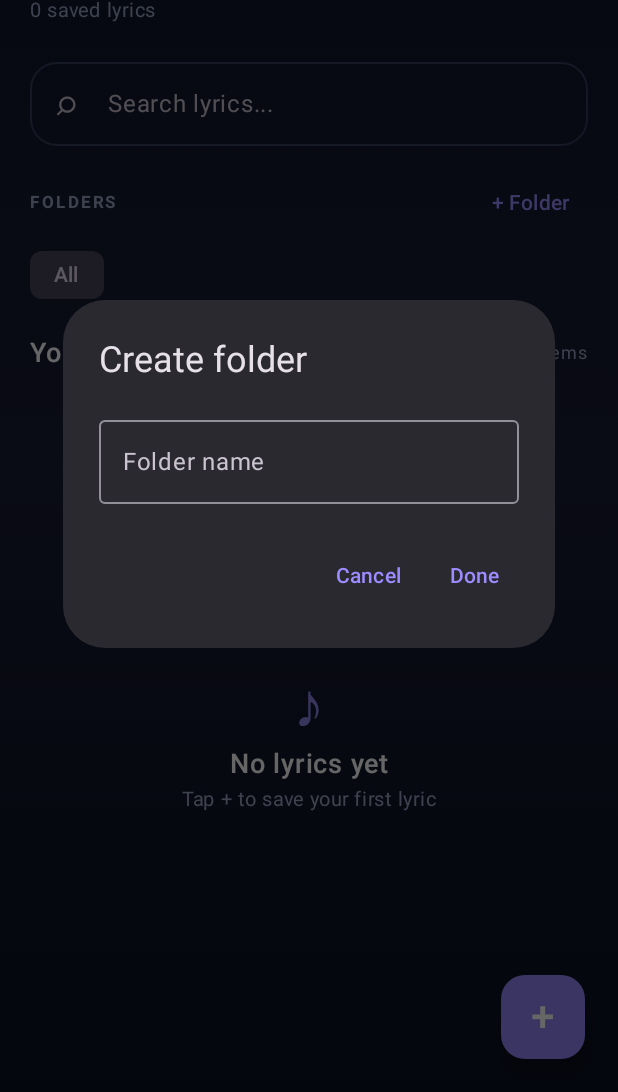
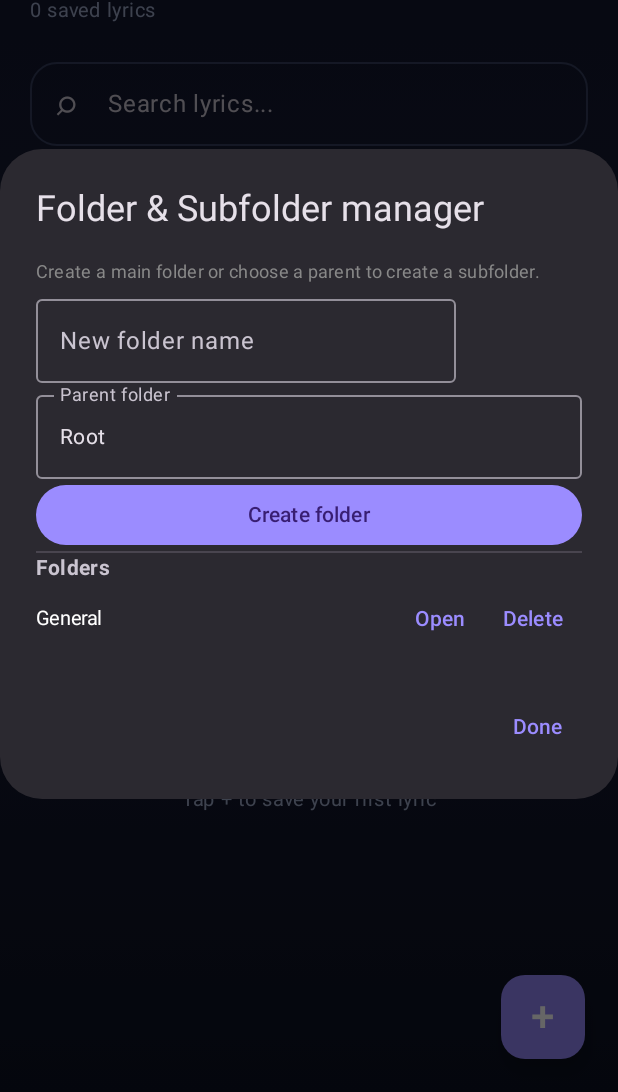
Before and after one commit to AlaminSpesBD/LyricsKeep-Android, an Android app built with Jetpack Compose: the screen it shows after launch (MainActivity), after a tap on "+ Folder", on a phone screen of 412 x 824 dp, the part 144-1236 px from its top. Run offline under Robolectric (Android 15) with nearby library versions, the phone set to English and light mode, and no system bars.

Commit message:
Fix nested folders and full lyric preview

```diff
--- a/app/src/main/java/com/alamin/lyricskeep/MainActivity.kt
+++ b/app/src/main/java/com/alamin/lyricskeep/MainActivity.kt
@@ -9,6 +9,8 @@ import androidx.compose.foundation.layout.*
 import androidx.compose.foundation.lazy.LazyColumn
 import androidx.compose.foundation.lazy.items
 import androidx.compose.foundation.shape.RoundedCornerShape
+import androidx.compose.foundation.rememberScrollState
+import androidx.compose.foundation.verticalScroll
 import androidx.compose.material3.*
 import androidx.compose.runtime.*
 import androidx.compose.ui.Alignment
@@ -48,11 +50,20 @@ private fun LyricsKeepApp() {
     var query by remember { mutableStateOf("") }
     var selectedFolder by remember { mutableStateOf("All") }
     var showEditor by remember { mutableStateOf(false) }
+    var preview by remember { mutableStateOf<Lyric?>(null) }
+    var newFolder by remember { mutableStateOf("") }
+    var parentFolder by remember { mutableStateOf("Root") }
+    var folders by remember { mutableStateOf((runCatching { val a = JSONArray(prefs.getString("folders", "[]")); (0 until a.length()).map { a.getString(it) } }.getOrDefault(emptyList()) + lyrics.map { it.folder } + "General").distinct().sorted()) }
     var editing by remember { mutableStateOf<Lyric?>(null) }
     var title by remember { mutableStateOf("") }
     var body by remember { mutableStateOf("") }
     var folder by remember { mutableStateOf("General") }
     var showFolders by remember { mutableStateOf(false) }
+
+    fun persistFolders(items: List<String>) {
+        val a = JSONArray(); items.distinct().sorted().forEach { a.put(it) }
+        prefs.edit().putString("folders", a.toString()).apply(); folders = items.distinct().sorted()
+    }
 
     fun save(items: List<Lyric>) {
         val array = JSONArray()
@@ -62,9 +73,11 @@ private fun LyricsKeepApp() {
         }
         prefs.edit().putString("lyrics", array.toString()).apply()
         lyrics = items
+        val paths = items.flatMap { l -> l.folder.split("/").filter { it.isNotBlank() }.indices.map { i -> l.folder.split("/").take(i + 1).joinToString("/") } }
+        persistFolders(folders + paths)
     }
 
-    val folders = listOf("All") + lyrics.map { it.folder }.filter { it.isNotBlank() }.distinct().sorted()
+    val folderChoices = listOf("All") + folders
     val visible = lyrics.filter {
         (selectedFolder == "All" || it.folder == selectedFolder) &&
             (it.title.contains(query, true) || it.body.contains(query, true))
@@ -106,7 +119,7 @@ private fun LyricsKeepApp() {
                     TextButton(onClick = { showFolders = true }) { Text("+ Folder") }
                 }
                 Row(horizontalArrangement = Arrangement.spacedBy(8.dp)) {
-                    folders.take(4).forEach { name ->
+                    folderChoices.take(5).forEach { name ->
                         FilterChip(selected = selectedFolder == name, onClick = { selectedFolder = name },
                             label = { Text(name) })
                     }
@@ -129,9 +142,7 @@ private fun LyricsKeepApp() {
                     LazyColumn(contentPadding = PaddingValues(bottom = 100.dp), verticalArrangement = Arrangement.spacedBy(12.dp)) {
                         items(visible, key = { it.id }) { item ->
                             Surface(
-                                modifier = Modifier.fillMaxWidth().clickable {
-                                    editing = item; title = item.title; body = item.body; folder = item.folder; showEditor = true
-                                },
+                                modifier = Modifier.fillMaxWidth().clickable { preview = item },
                                 shape = RoundedCornerShape(20.dp), color = Color(0xCC252D4A),
                                 border = androidx.compose.foundation.BorderStroke(1.dp, Color(0x334F5C88))
                             ) {
@@ -155,6 +166,20 @@ private fun LyricsKeepApp() {
             ) { Text("+", fontSize = 28.sp) }
         }
 
+        if (preview != null) {
+            val item = preview!!
+            AlertDialog(onDismissRequest = { preview = null }, title = { Text(item.title) },
+                text = { Column(Modifier.fillMaxWidth().heightIn(max = 480.dp).verticalScroll(rememberScrollState())) {
+                    Text(item.folder, color = Color(0xFF9B8CFF), fontSize = 12.sp)
+                    Spacer(Modifier.height(10.dp))
+                    Text(item.body, color = Color.White, fontSize = 15.sp, lineHeight = 25.sp)
+                } },
+                confirmButton = { TextButton(onClick = {
+                    editing = item; title = item.title; body = item.body; folder = item.folder
+                    preview = null; showEditor = true
+                }) { Text("Edit") } },
+                dismissButton = { TextButton(onClick = { preview = null }) { Text("Close") } })
+        }
         if (showEditor) {
             AlertDialog(
                 onDismissRequest = { showEditor = false },
@@ -162,7 +187,7 @@ private fun LyricsKeepApp() {
                 text = {
                     Column(verticalArrangement = Arrangement.spacedBy(10.dp)) {
                         OutlinedTextField(title, { title = it }, label = { Text("Title") }, singleLine = true)
-                        OutlinedTextField(folder, { folder = it }, label = { Text("Folder") }, singleLine = true)
+                        OutlinedTextField(folder, { folder = it }, label = { Text("Folder / Subfolder") }, singleLine = true, supportingText = { Text("Use / between levels, e.g. Songs/Old songs") })
                         OutlinedTextField(body, { body = it }, label = { Text("Lyrics") }, minLines = 5)
                     }
                 },
@@ -170,6 +195,8 @@ private fun LyricsKeepApp() {
                     TextButton(onClick = {
                         if (title.isNotBlank() && body.isNotBlank()) {
                             val item = Lyric(editing?.id ?: System.currentTimeMillis(), title.trim(), body.trim(), folder.trim().ifBlank { "General" })
+                            val parts = item.folder.split("/").filter { it.isNotBlank() }
+                            persistFolders(folders + parts.indices.map { i -> parts.take(i + 1).joinToString("/") })
                             save(if (editing == null) listOf(item) + lyrics else lyrics.map { if (it.id == item.id) item else it })
                             showEditor = false
                         }
@@ -184,17 +211,41 @@ private fun LyricsKeepApp() {
             )
         }
         if (showFolders) {
-            var newFolder by remember { mutableStateOf("") }
-            AlertDialog(
-                onDismissRequest = { showFolders = false },
-                title = { Text("Create folder") },
-                text = { OutlinedTextField(newFolder, { newFolder = it }, label = { Text("Folder name") }, singleLine = true) },
-                confirmButton = { TextButton(onClick = {
-                    if (newFolder.isNotBlank()) selectedFolder = newFolder.trim()
-                    showFolders = false
-                }) { Text("Done") } },
-                dismissButton = { TextButton(onClick = { showFolders = false }) { Text("Cancel") } }
-            )
+            AlertDialog(onDismissRequest = { showFolders = false }, title = { Text("Folder & Subfolder manager") },
+                text = { Column(Modifier.fillMaxWidth().heightIn(max = 460.dp).verticalScroll(rememberScrollState())) {
+                    Text("Create a main folder or choose a parent to create a subfolder.", color = Color.Gray, fontSize = 12.sp)
+                    OutlinedTextField(newFolder, { newFolder = it }, label = { Text("New folder name") }, singleLine = true)
+                    var expanded by remember { mutableStateOf(false) }
+                    Box {
+                        OutlinedTextField(parentFolder, {}, readOnly = true, label = { Text("Parent folder") },
+                            modifier = Modifier.fillMaxWidth().clickable { expanded = true })
+                        DropdownMenu(expanded = expanded, onDismissRequest = { expanded = false }) {
+                            DropdownMenuItem(text = { Text("Root folder") }, onClick = { parentFolder = "Root"; expanded = false })
+                            folders.forEach { f -> DropdownMenuItem(text = { Text(f) }, onClick = { parentFolder = f; expanded = false }) }
+                        }
+                    }
+                    Button(onClick = {
+                        val name = newFolder.trim().trim('/')
+                        if (name.isNotBlank()) {
+                            val path = if (parentFolder == "Root") name else "$parentFolder/$name"
+                            persistFolders(folders + path); selectedFolder = path; newFolder = ""; parentFolder = "Root"
+                        }
+                    }, modifier = Modifier.fillMaxWidth()) { Text("Create folder") }
+                    Divider()
+                    Text("Folders", fontWeight = FontWeight.Bold)
+                    folders.forEach { f ->
+                        Row(verticalAlignment = Alignment.CenterVertically) {
+                            Text(f, color = Color.White, modifier = Modifier.weight(1f), fontSize = 13.sp)
+                            TextButton(onClick = { selectedFolder = f; showFolders = false }) { Text("Open") }
+                            TextButton(onClick = {
+                                save(lyrics.map { if (it.folder == f || it.folder.startsWith("$f/")) it.copy(folder = "General") else it })
+                                persistFolders(folders.filterNot { it == f || it.startsWith("$f/") } + "General")
+                            }) { Text("Delete") }
+                        }
+                    }
+                } },
+                confirmButton = { TextButton(onClick = { showFolders = false }) { Text("Done") } })
         }
+
     }
 }
```
